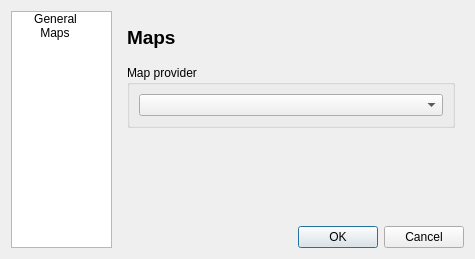
Above: forms/PreferencesDialog.ui from tobydox/rucktrack before the change. Below: the same form after it.
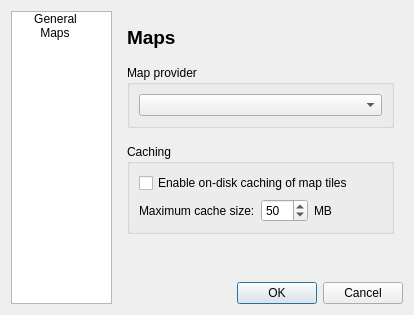
That is the form after the change. The open tabs and pages were chosen to show the change. Icons and pictures are not drawn.

Commit message:
Map tile caching: added configuration items to preferences dialog
The user can now enable or disable on-disk map tile caching and set
the maximum cache size in the preferences dialog.

Patch:
```diff
--- a/forms/PreferencesDialog.ui
+++ b/forms/PreferencesDialog.ui
@@ -6,8 +6,8 @@
    <rect>
     <x>0</x>
     <y>0</y>
-    <width>475</width>
-    <height>259</height>
+    <width>414</width>
+    <height>315</height>
    </rect>
   </property>
   <property name="windowTitle">
@@ -175,6 +175,65 @@
          </layout>
         </widget>
        </item>
+       <item>
+        <widget class="QGroupBox" name="groupBox_2">
+         <property name="title">
+          <string>Caching</string>
+         </property>
+         <layout class="QGridLayout" name="gridLayout_2">
+          <item row="0" column="0" colspan="4">
+           <widget class="QCheckBox" name="enableCaching">
+            <property name="text">
+             <string>Enable on-disk caching of map tiles</string>
+            </property>
+           </widget>
+          </item>
+          <item row="1" column="0">
+           <widget class="QLabel" name="label">
+            <property name="text">
+             <string>Maximum cache size:</string>
+            </property>
+           </widget>
+          </item>
+          <item row="1" column="1">
+           <widget class="QSpinBox" name="cacheSizeSpinBox">
+            <property name="minimum">
+             <number>10</number>
+            </property>
+            <property name="maximum">
+             <number>500</number>
+            </property>
+            <property name="singleStep">
+             <number>10</number>
+            </property>
+            <property name="value">
+             <number>50</number>
+            </property>
+           </widget>
+          </item>
+          <item row="1" column="2">
+           <widget class="QLabel" name="label_2">
+            <property name="text">
+             <string>MB</string>
+            </property>
+           </widget>
+          </item>
+          <item row="1" column="3">
+           <spacer name="horizontalSpacer_2">
+            <property name="orientation">
+             <enum>Qt::Horizontal</enum>
+            </property>
+            <property name="sizeHint" stdset="0">
+             <size>
+              <width>48</width>
+              <height>20</height>
+             </size>
+            </property>
+           </spacer>
+          </item>
+         </layout>
+        </widget>
+       </item>
        <item>
         <spacer name="verticalSpacer">
          <property name="orientation">
```
The commit also changes 2 other files.
